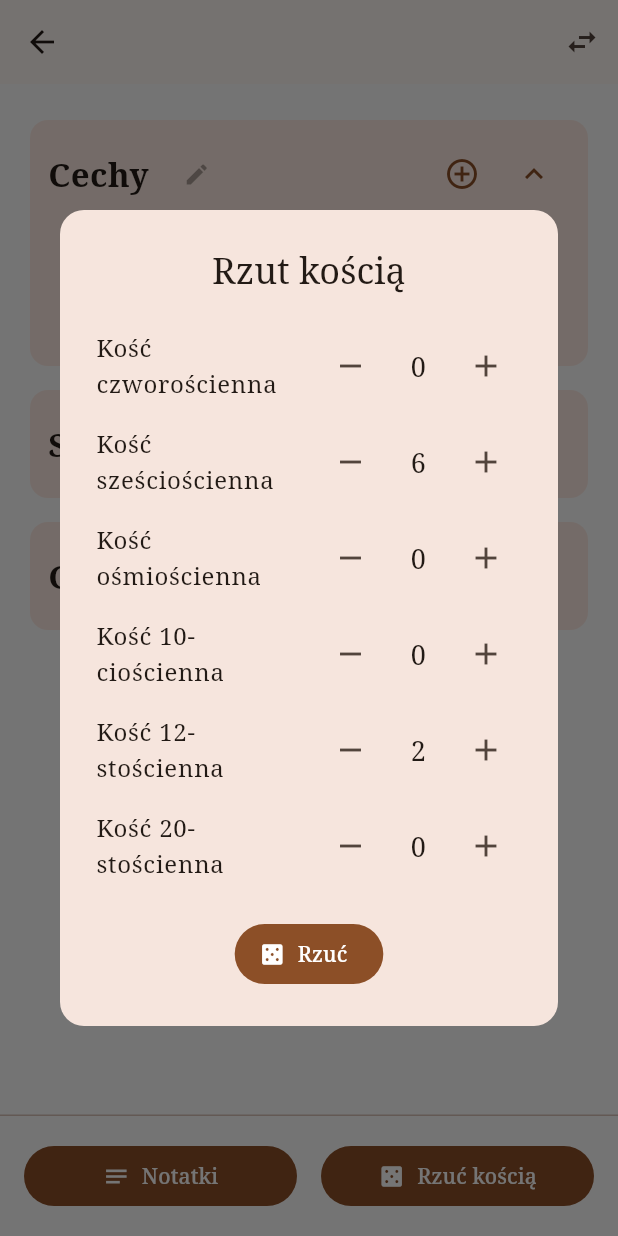
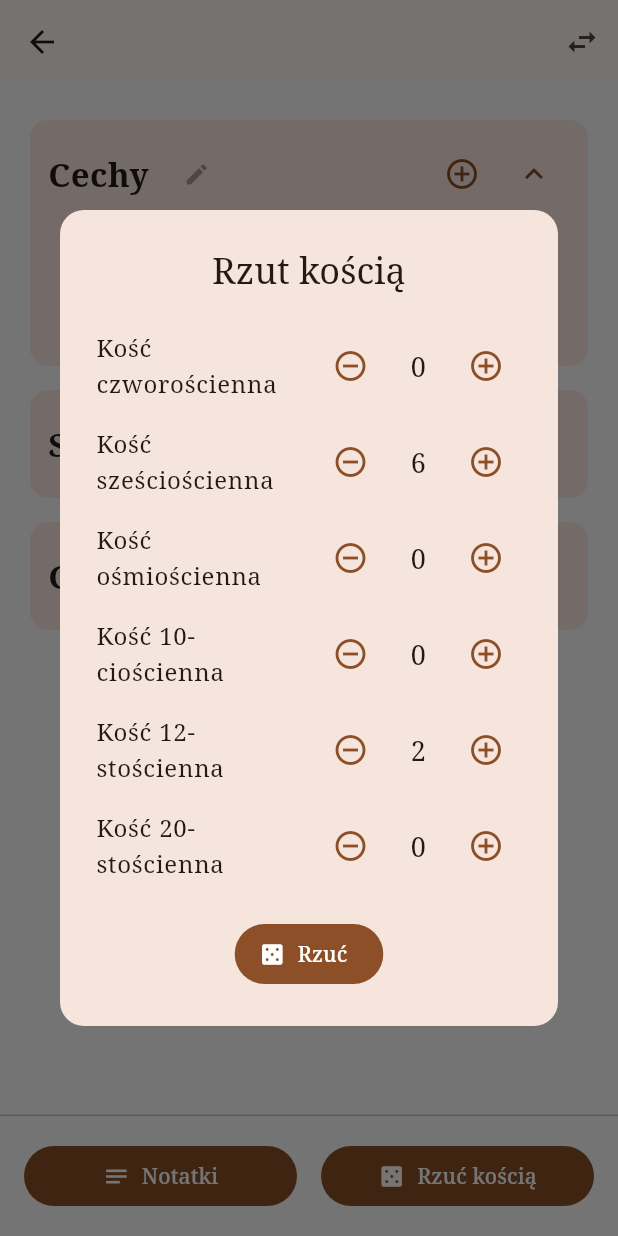
Before and after one commit to NikodemGrzela/RPGMaster, a Flutter app: the CharacterSheetScreen screen opened directly with empty values, after a tap on the "keyboard arrow down" icon, after a tap on "Rzuć kością", on a phone screen of 412 x 824 dp. Run offline on Flutter 3.47's test engine with Material 3 defaults, Android fonts, the phone set to English and light mode, and no system bars; our stand-ins replace cloud_firestore, firebase_auth, firebase_core, flutter_riverpod, google_sign_in; accounts and stored records are empty; generated files the repository leaves out were written again.

Commit message:
Changed plus & minus icons

```diff
--- a/rpgmaster/lib/ui/widgets/counter_widget.dart
+++ b/rpgmaster/lib/ui/widgets/counter_widget.dart
@@ -50,14 +50,16 @@ class _CounterWidgetState extends State<CounterWidget> {
 
   @override
   Widget build(BuildContext context) {
+    Color primaryColor = Theme.of(context).colorScheme.primary;
     return Row(
       mainAxisSize: MainAxisSize.min,
       mainAxisAlignment: MainAxisAlignment.center,
       children: [
         IconButton(
-          icon: Icon(Icons.remove),
+          icon: Icon(Icons.remove_circle_outline),
           onPressed: _decrement,
           padding: EdgeInsets.zero,
+          color: primaryColor,
         ),
         Padding(
           padding: const EdgeInsets.symmetric(horizontal: 16),
@@ -67,9 +69,10 @@ class _CounterWidgetState extends State<CounterWidget> {
           ),
         ),
         IconButton(
-          icon: Icon(Icons.add),
+          icon: Icon(Icons.add_circle_outline),
           onPressed: _increment,
           padding: EdgeInsets.zero,
+          color: primaryColor,
         ),
       ],
     );
```
